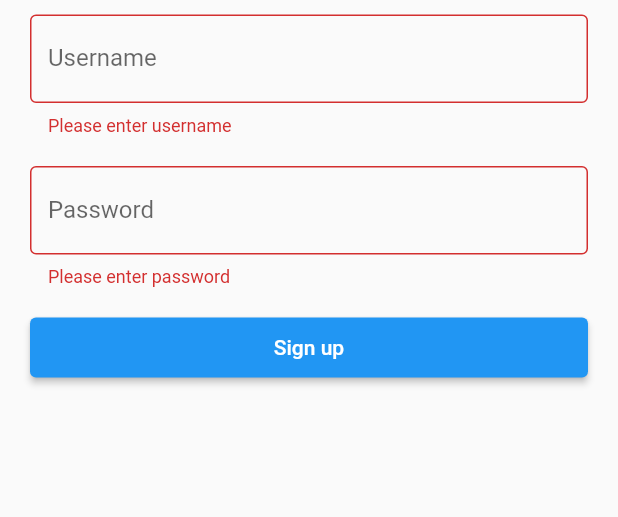
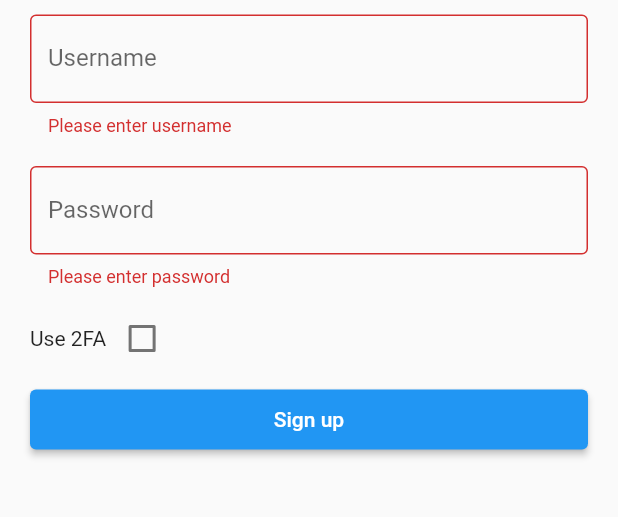
Before and after one commit to endo000/project_client, a Flutter app: the LoginScreen screen opened directly, after a tap on "Sign up", on a phone screen of 412 x 824 dp, the part 152-669 px from its top. Run offline on Flutter 3.47's test engine with Material 2 defaults, Android fonts, the phone set to English and light mode, and no system bars; our stand-ins replace camera, flutter_map, flutter_secure_storage, geolocator, latlong2, sensors_plus; missing offline and left inert: flutter_map_location_marker, flutter_map_marker_popup; accounts and stored records are empty; network calls fail.

Commit message:
added optional 2fa

```diff
--- a/lib/consts.dart
+++ b/lib/consts.dart
@@ -1 +1 @@
-const String serverIP = '193.2.231.21:3001';
+const String serverIP = '193.2.231.201:3001';
--- a/lib/controllers/UserController.dart
+++ b/lib/controllers/UserController.dart
@@ -44,7 +44,10 @@ class UserController {
     return false;
   }
 
-  static Future<bool> register(username, password, {imagePath}) async {
+  static Future<bool> register(username, password,
+      {imagePath, openCameraCallback}) async {
+    if (openCameraCallback != null) return openCameraCallback();
+
     var request = http.MultipartRequest(
         'POST', Uri.parse('http://$serverIP/users/register'));
     request.fields['username'] = username;
--- a/lib/screens/LoginScreen.dart
+++ b/lib/screens/LoginScreen.dart
@@ -23,6 +23,7 @@ class _LoginScreenState extends State<LoginScreen> {
   final TextEditingController passwordController = TextEditingController();
 
   bool? logged;
+  bool use2fa = false;
   Completer<bool>? loggedCompleter;
 
   final _formKey = GlobalKey<FormState>();
@@ -95,6 +96,23 @@ class _LoginScreenState extends State<LoginScreen> {
                       ),
                     ),
                   ),
+                  if (widget.type == AuthType.singin)
+                    Container(
+                      padding: const EdgeInsets.fromLTRB(10, 0, 10, 0),
+                      child: Row(
+                          mainAxisAlignment: MainAxisAlignment.start,
+                          children: [
+                            const Text('Use 2FA'),
+                            Checkbox(
+                              value: use2fa,
+                              onChanged: (bool? value) {
+                                setState(() {
+                                  use2fa = value ?? false;
+                                });
+                              },
+                            ), //
+                          ]),
+                    ),
                   // Login / Sign up button
                   Container(
                       height: 50,
@@ -113,11 +131,11 @@ class _LoginScreenState extends State<LoginScreen> {
                                 nameController.text, passwordController.text,
                                 openCameraCallback: showOverlay);
                           } else {
-                            logged = await showOverlay();
-                            // logged = await UserController.register(
-                            //   nameController.text,
-                            //   passwordController.text,
-                            // );
+                            // logged = await showOverlay();
+                            logged = await UserController.register(
+                                nameController.text, passwordController.text,
+                                openCameraCallback:
+                                    use2fa ? showOverlay : null);
                           }
 
                           if (logged!) {
```
Also changed, not shown: lib/screens/IndexScreen.dart (+41 -59 lines), pubspec.lock, 1 other file.
